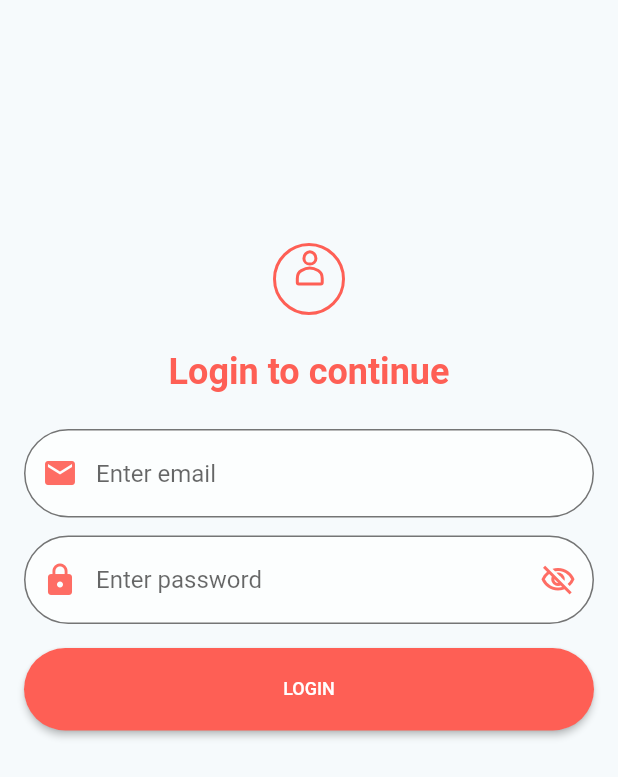
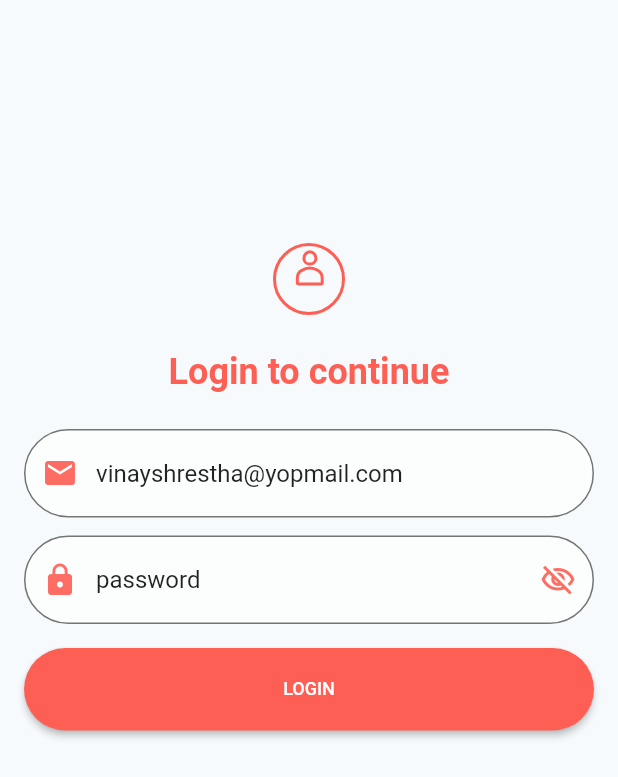
Before and after one commit to gprachan/sales_point_flutter, a Flutter app: the screen it shows after launch, on a phone screen of 412 x 824 dp. Shown: the top 777 px of the screen. Run offline on Flutter 3.47's test engine with Material 2 defaults, Android fonts, the light colour scheme and no system bars; our stand-ins replace dio, fluttertoast, get_it, infinite_scroll_pagination, logger, lottie and 2 more; missing offline and left inert: alice; generated files the repository leaves out were written again.

Commit message:
[Fix] fixes salespoint unauthorized issue

```diff
--- a/lib/api/config.dart
+++ b/lib/api/config.dart
@@ -16,7 +16,7 @@ class NetworkConfig {
   static Map<String, String> headersWith() {
     var headers = _httpHeaders;
     if (_prefs.accessToken.isNotEmpty) {
-      headers[_keyAccessTokenHeader] = _prefs.accessToken;
+      headers[_keyAccessTokenHeader] = 'Bearer ${_prefs.accessToken}';
     }
     return headers;
   }
--- a/lib/ui/book_listing/book_listing_page.dart
+++ b/lib/ui/book_listing/book_listing_page.dart
@@ -220,7 +220,7 @@ class _ListItem extends StatelessWidget {
               ),
               Card(
                 child: Image.network(
-                  'https://marketplace.canva.com/EAD7WuSVrt0/1/0/1003w/canva-colorful-illustration-young-adult-book-cover-LVthABb24ik.jpg',
+                  'https://encrypted-tbn0.gstatic.com/images?q=tbn:ANd9GcRoCBdaTqCENdnS8TlC-sS-bsXWlWs7o1asyw&usqp=CAU',
                   width: 110,
                   height: 160,
                   fit: BoxFit.cover,
--- a/lib/ui/login/login_page.dart
+++ b/lib/ui/login/login_page.dart
@@ -32,8 +32,8 @@ class _LoginPageState extends State<LoginPage> {
   // vinayshrestha@yopmail.com
   // password
 
-  final emailController = TextEditingController();
-  final passwordController = TextEditingController();
+  final emailController = TextEditingController(text: ApiProvider.showLog() ? 'vinayshrestha@yopmail.com' : '');
+  final passwordController = TextEditingController(text: ApiProvider.showLog() ? 'password' : '');
   bool showPassword = false;
 
   void _onLogin() async {
```
Also changed, not shown: lib/api/api_provider.dart (+2 -6 lines), lib/ui/student/item_listing_view.dart (+4 -5 lines), lib/data/app_api.g.dart.
